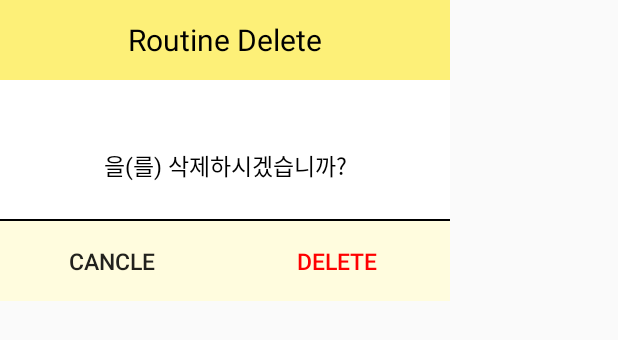
After one commit to hj-jung/Exam1, an Android app: the layout activiey_delete_routine.xml on its own in the app's theme, with its tools: preview values and no code run, on a phone screen of 412 x 824 dp. The commit adds this screen. Shown: the top 340 px of the screen. Run offline under Robolectric (Android 15) with nearby library versions, the phone set to English and light mode, and no system bars.

Commit message:
루틴 DELETE 완료, recyclerview 갱신 문제 해결

```diff
--- a/app/src/main/AndroidManifest.xml
+++ b/app/src/main/AndroidManifest.xml
@@ -35,6 +35,9 @@
         <activity
             android:name=".Activity.EditMypageActivity"
             android:theme="@android:style/Theme.Dialog" />
+        <activity
+            android:name=".Activity.DeleteRoutineActivity"
+            android:theme="@android:style/Theme.Dialog"/>
     </application>
 
 </manifest>
--- a/app/src/main/java/com/cookandroid/exam/Model/RetrofitClient.java
+++ b/app/src/main/java/com/cookandroid/exam/Model/RetrofitClient.java
@@ -8,7 +8,7 @@ import retrofit2.converter.gson.GsonConverterFactory;
 public class RetrofitClient {
 
     // server의 url을 적어준다
-    private static final String URL = "https://442c-110-12-7-108.ngrok.io";
+    private static final String URL = "https://7956-112-150-87-106.jp.ngrok.io";
     private static Retrofit retrofit = null;
 
     public static Retrofit getClient() {
--- a/app/src/main/java/com/cookandroid/exam/Util/RoutineData.java
+++ b/app/src/main/java/com/cookandroid/exam/Util/RoutineData.java
@@ -5,12 +5,14 @@ import android.os.Parcelable;
 
 public class RoutineData implements Parcelable {
 
+    public Integer routineId;
     public String routineName;
     public String routineTime;
     public String rourintContext;
     public boolean routineAchieve;
 
-    public RoutineData(String routineName, String routineTime, String routineContext, Boolean routineAchive) {
+    public RoutineData(Integer routineId, String routineName, String routineTime, String routineContext, Boolean routineAchive) {
+        this.routineId = routineId;
         this.routineName = routineName;
         this.routineTime = routineTime;
         this.rourintContext = routineContext;
@@ -18,6 +20,7 @@ public class RoutineData implements Parcelable {
     }
 
     protected RoutineData(Parcel in) {
+        routineId = in.readInt();
         routineName = in.readString();
         routineTime = in.readString();
         rourintContext = in.readString();
@@ -43,6 +46,7 @@ public class RoutineData implements Parcelable {
 
     @Override
     public void writeToParcel(Parcel parcel, int i) {
+        parcel.writeInt(routineId);
         parcel.writeString(routineName);
         parcel.writeString(routineTime);
         parcel.writeString(rourintContext);
--- /dev/null
+++ b/app/src/main/res/layout/activiey_delete_routine.xml
@@ -0,0 +1,93 @@
+<?xml version="1.0" encoding="utf-8"?>
+<LinearLayout xmlns:android="http://schemas.android.com/apk/res/android"
+    android:background="#eeeeee"
+    android:orientation="vertical"
+    android:layout_height="wrap_content"
+    android:layout_width="300dp" >
+
+    <!--타이틀바 -->
+    <LinearLayout
+        android:orientation="horizontal"
+        android:layout_width="match_parent"
+        android:layout_height="wrap_content" >
+
+        <TextView
+            android:layout_width="match_parent"
+            android:layout_height="53dp"
+            android:text="Routine Delete"
+            android:textSize="20sp"
+            android:textColor="@color/black"
+            android:gravity="center"
+            android:background="@color/marigold_yellow" />
+
+    </LinearLayout>
+
+    <!-- 내용 -->
+    <LinearLayout
+        android:background="@color/white"
+        android:padding="24dp"
+        android:orientation="vertical"
+        android:layout_width="match_parent"
+        android:layout_height="wrap_content" >
+
+        <TextView
+            android:id="@+id/routine_delete_name"
+            android:layout_width="match_parent"
+            android:layout_height="wrap_content"
+            android:textSize="15sp"
+            android:textColor="@color/black"
+            android:gravity="center"
+            android:text=""
+            android:textAlignment="center" />
+
+        <TextView
+            android:layout_width="match_parent"
+            android:layout_height="wrap_content"
+            android:text="을(를) 삭제하시겠습니까?"
+            android:textAlignment="center"
+            android:textSize="15sp"
+            android:textColor="@color/black"
+            android:gravity="center" />
+
+    </LinearLayout>
+
+    <View
+        android:background="@color/black"
+        android:layout_width="match_parent"
+        android:layout_height="1dp" />
+
+    <!-- 버튼 -->
+
+    <LinearLayout
+        android:orientation="horizontal"
+        android:gravity="center"
+        android:layout_width="match_parent"
+        android:layout_height="wrap_content" >
+
+        <Button
+            android:id="@+id/routine_delete_cancle"
+            android:layout_weight="1"
+            android:layout_width="0dp"
+            android:layout_height="53dp"
+            android:text="cancle"
+            android:textSize="15sp"
+            android:padding="16dp"
+            android:gravity="center"
+            android:background="@color/pale_yellow" />
+
+        <Button
+            android:id="@+id/routine_delete_delete"
+            android:layout_weight="1"
+            android:layout_width="0dp"
+            android:layout_height="53dp"
+            android:text="DELETE"
+            android:textColor="#FF0000"
+            android:textSize="15sp"
+            android:padding="16dp"
+            android:gravity="center"
+            android:background="@color/pale_yellow" />
+
+    </LinearLayout>
+
+
+</LinearLayout>
```
Also changed, not shown: app/src/main/java/com/cookandroid/exam/Activity/AddRoutineActivity.java (+11 -3 lines), app/src/main/java/com/cookandroid/exam/Activity/BottomNaviActivity.java (+19 -31 lines), app/src/main/java/com/cookandroid/exam/Activity/DeleteRoutineActivity.java (added, +99 -0 lines), app/src/main/java/com/cookandroid/exam/Adapter/RoutineListAdapter.java (+24 -2 lines), app/src/main/java/com/cookandroid/exam/Fragment/RoutineFragment.java (+20 -17 lines), app/src/main/java/com/cookandroid/exam/Model/RoutineService.java (+3 -4 lines), app/src/main/java/com/cookandroid/exam/Util/Routine.java (+29 -38 lines).
